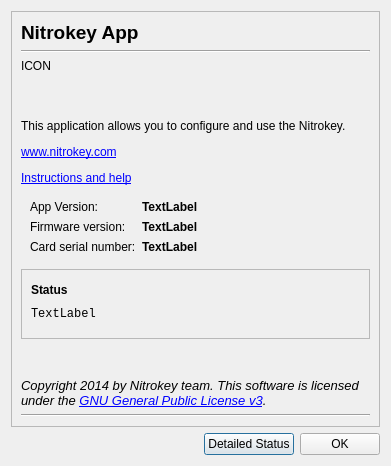
This is aboutdialog.ui in Nitrokey/nitrokey-app as Qt 5 draws it before an edit. The edited form follows.
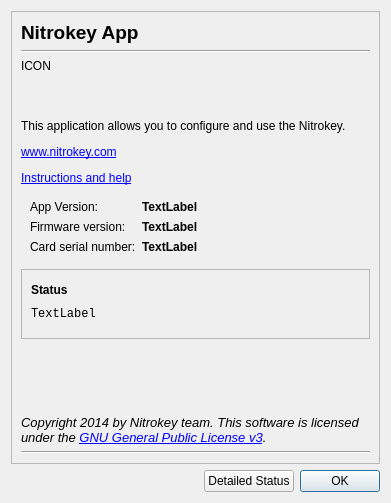
This is the edited form. Icons and pictures are not drawn.

Commit message: default buttons

The edit to the form file:
```diff
--- a/aboutdialog.ui
+++ b/aboutdialog.ui
@@ -7,7 +7,7 @@
     <x>0</x>
     <y>0</y>
     <width>391</width>
-    <height>466</height>
+    <height>503</height>
    </rect>
   </property>
   <property name="sizePolicy">
@@ -335,6 +335,9 @@
        <property name="text">
         <string>OK</string>
        </property>
+       <property name="default">
+        <bool>true</bool>
+       </property>
       </widget>
      </item>
     </layout>
```
Left out of the diff: 6 changed lines with no effect on the pictures. The commit also changes 2 other files.
